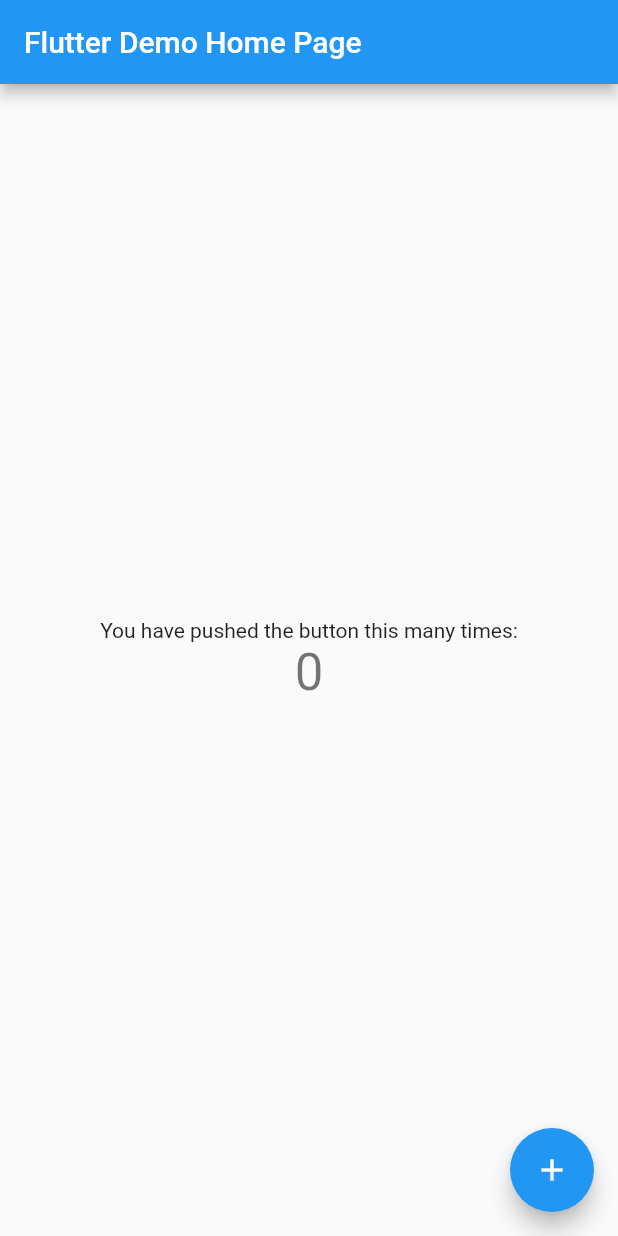
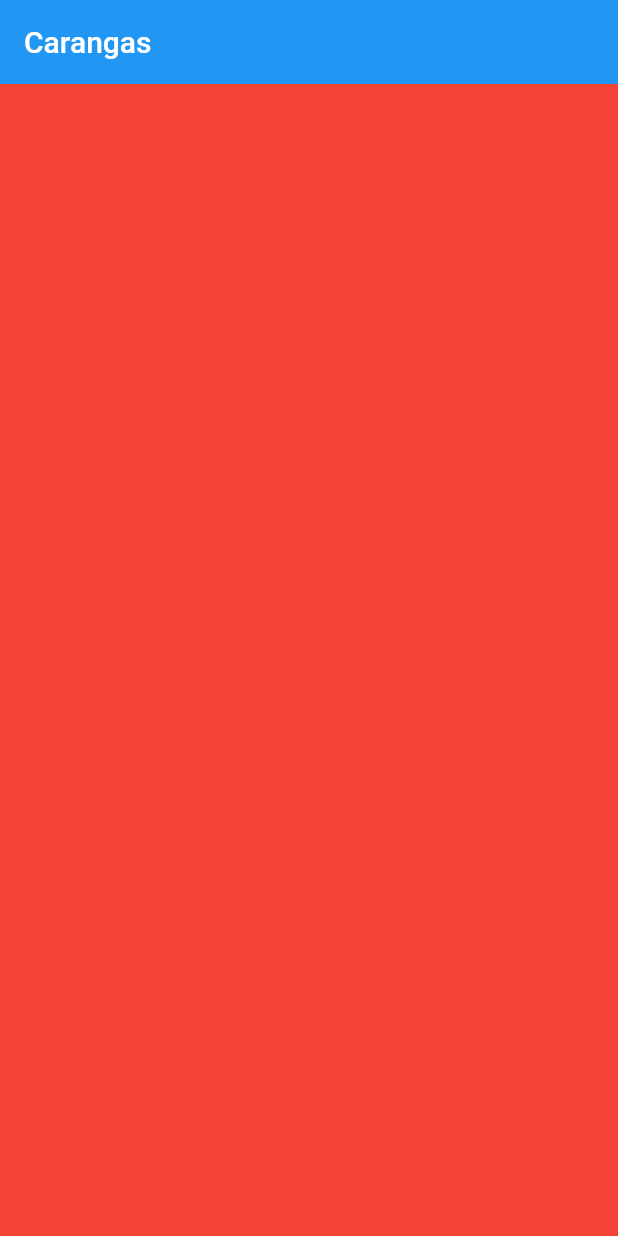
Before and after one commit to Jemesson/cars, a Flutter app: the screen it shows after launch, on a phone screen of 412 x 824 dp. Run offline on Flutter 3.47's test engine with Material 2 defaults, Android fonts, the phone set to English and light mode, and no system bars; missing offline and left inert: dart:ffi.

Commit message:
app base

```diff
--- /dev/null
+++ b/lib/Entities/brand.dart
@@ -0,0 +1,6 @@
+class Bard {
+  final String nome;
+  final String codigo;
+
+  Bard({required this.nome, required this.codigo});
+}
--- a/lib/main.dart
+++ b/lib/main.dart
@@ -1,3 +1,4 @@
+import 'package:cars/pages/cars_page.dart';
 import 'package:flutter/material.dart';
 
 void main() {
@@ -11,105 +12,10 @@ class MyApp extends StatelessWidget {
   @override
   Widget build(BuildContext context) {
     return MaterialApp(
-      title: 'Flutter Demo',
-      theme: ThemeData(
-        // This is the theme of your application.
-        //
-        // Try running your application with "flutter run". You'll see the
-        // application has a blue toolbar. Then, without quitting the app, try
-        // changing the primarySwatch below to Colors.green and then invoke
-        // "hot reload" (press "r" in the console where you ran "flutter run",
-        // or simply save your changes to "hot reload" in a Flutter IDE).
-        // Notice that the counter didn't reset back to zero; the application
-        // is not restarted.
-        primarySwatch: Colors.blue,
-      ),
-      home: const MyHomePage(title: 'Flutter Demo Home Page'),
-    );
+        title: 'Carangas',
+        theme: ThemeData(
+          primarySwatch: Colors.blue,
+        ),
+        home: const CarsPage());
   }
 }
-
-class MyHomePage extends StatefulWidget {
-  const MyHomePage({Key? key, required this.title}) : super(key: key);
-
-  // This widget is the home page of your application. It is stateful, meaning
-  // that it has a State object (defined below) that contains fields that affect
-  // how it looks.
-
-  // This class is the configuration for the state. It holds the values (in this
-  // case the title) provided by the parent (in this case the App widget) and
-  // used by the build method of the State. Fields in a Widget subclass are
-  // always marked "final".
-
-  final String title;
-
-  @override
-  State<MyHomePage> createState() => _MyHomePageState();
-}
-
-class _MyHomePageState extends State<MyHomePage> {
-  int _counter = 0;
-
-  void _incrementCounter() {
-    setState(() {
-      // This call to setState tells the Flutter framework that something has
-      // changed in this State, which causes it to rerun the build method below
-      // so that the display can reflect the updated values. If we changed
-      // _counter without calling setState(), then the build method would not be
-      // called again, and so nothing would appear to happen.
-      _counter++;
-    });
-  }
-
-  @override
-  Widget build(BuildContext context) {
-    // This method is rerun every time setState is called, for instance as done
-    // by the _incrementCounter method above.
-    //
-    // The Flutter framework has been optimized to make rerunning build methods
-    // fast, so that you can just rebuild anything that needs updating rather
-    // than having to individually change instances of widgets.
-    return Scaffold(
-      appBar: AppBar(
-        // Here we take the value from the MyHomePage object that was created by
-        // the App.build method, and use it to set our appbar title.
-        title: Text(widget.title),
-      ),
-      body: Center(
-        // Center is a layout widget. It takes a single child and positions it
-        // in the middle of the parent.
-        child: Column(
-          // Column is also a layout widget. It takes a list of children and
-          // arranges them vertically. By default, it sizes itself to fit its
-          // children horizontally, and tries to be as tall as its parent.
-          //
-          // Invoke "debug painting" (press "p" in the console, choose the
-          // "Toggle Debug Paint" action from the Flutter Inspector in Android
-          // Studio, or the "Toggle Debug Paint" command in Visual Studio Code)
-          // to see the wireframe for each widget.
-          //
-          // Column has various properties to control how it sizes itself and
-          // how it positions its children. Here we use mainAxisAlignment to
-          // center the children vertically; the main axis here is the vertical
-          // axis because Columns are vertical (the cross axis would be
-          // horizontal).
-          mainAxisAlignment: MainAxisAlignment.center,
-          children: <Widget>[
-            const Text(
-              'You have pushed the button this many times:',
-            ),
-            Text(
-              '$_counter',
-              style: Theme.of(context).textTheme.headline4,
-            ),
-          ],
-        ),
-      ),
-      floatingActionButton: FloatingActionButton(
-        onPressed: _incrementCounter,
-        tooltip: 'Increment',
-        child: const Icon(Icons.add),
-      ), // This trailing comma makes auto-formatting nicer for build methods.
-    );
-  }
-}
--- /dev/null
+++ b/lib/pages/cars_page.dart
@@ -0,0 +1,24 @@
+import 'package:flutter/cupertino.dart';
+import 'package:flutter/material.dart';
+
+class CarsPage extends StatefulWidget {
+  const CarsPage({Key? key}) : super(key: key);
+
+  @override
+  _CarsPageState createState() => _CarsPageState();
+}
+
+class _CarsPageState extends State<CarsPage> {
+  @override
+  Widget build(BuildContext context) {
+    return Scaffold(
+      appBar: AppBar(
+        title: const Text("Carangas"),
+        elevation: 0,
+      ),
+      body: Container(
+        color: Colors.red,
+      ),
+    );
+  }
+}
```
Also changed, not shown: lib/Entities/car.dart (added, +11 -0 lines), lib/pages/add_car_page.dart (added, +10 -0 lines), lib/pages/select_brand.dart (added, +10 -0 lines), 2 other files.
